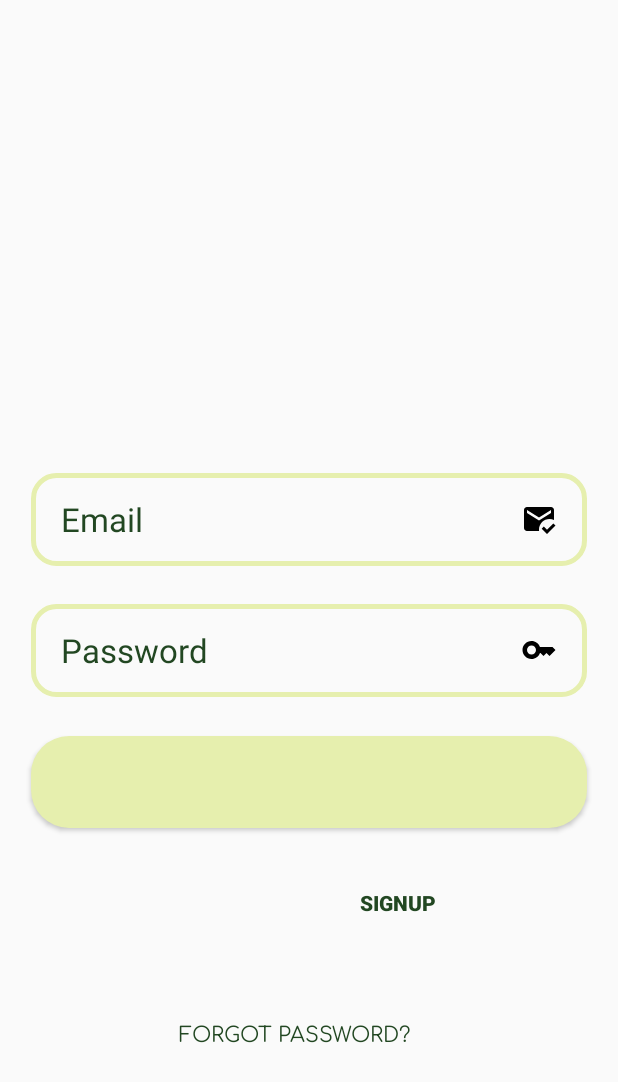
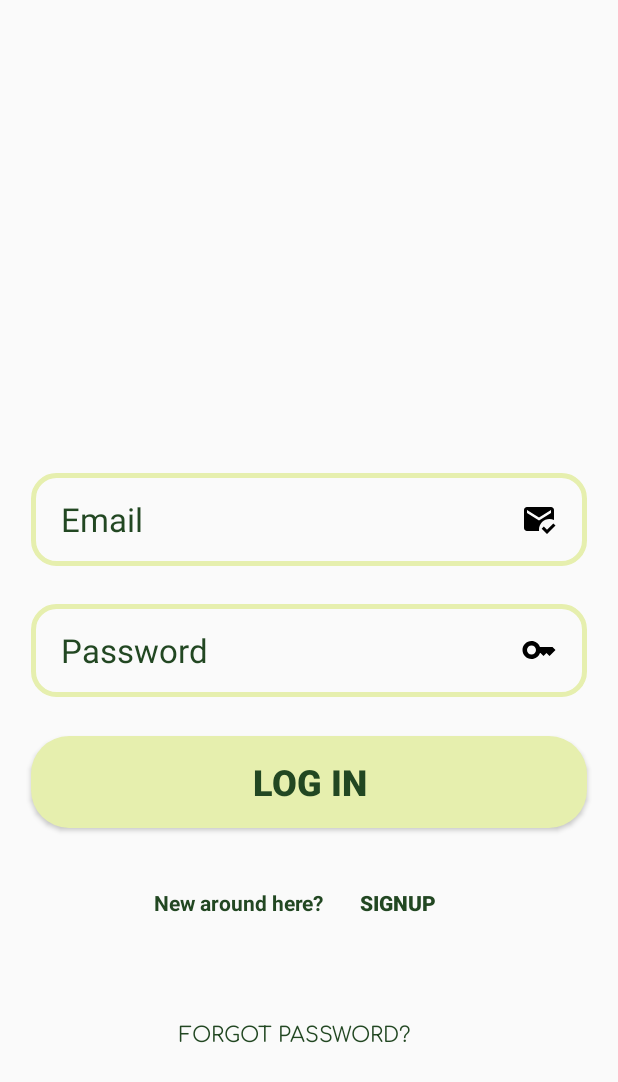
Before and after one commit to Drax0001/The-Plant-Doctor, an Android app: the layout activity_login.xml on its own in the app's theme, with its tools: preview values and no code run, on a phone screen of 412 x 824 dp. Shown: the top 1082 px of the screen. Run offline under Robolectric (Android 15) with nearby library versions, the phone set to English and light mode, and no system bars.

Commit message:
updates colors

```diff
--- a/app/src/main/res/layout/activity_login.xml
+++ b/app/src/main/res/layout/activity_login.xml
@@ -76,7 +76,7 @@
         android:layout_height="0dp"
         android:background="@drawable/btn_background"
         android:text="LOG IN"
-        android:textColor="@color/secondary"
+        android:textColor="@color/primary"
         android:textSize="24sp"
         android:textStyle="bold"
         app:layout_constraintDimensionRatio="6:1"
@@ -99,7 +99,7 @@
             android:layout_width="wrap_content"
             android:layout_height="wrap_content"
             android:text="New around here?"
-            android:textColor="@color/secondary"
+            android:textColor="@color/primary"
             android:textStyle="bold" />
 
         <Button
```
